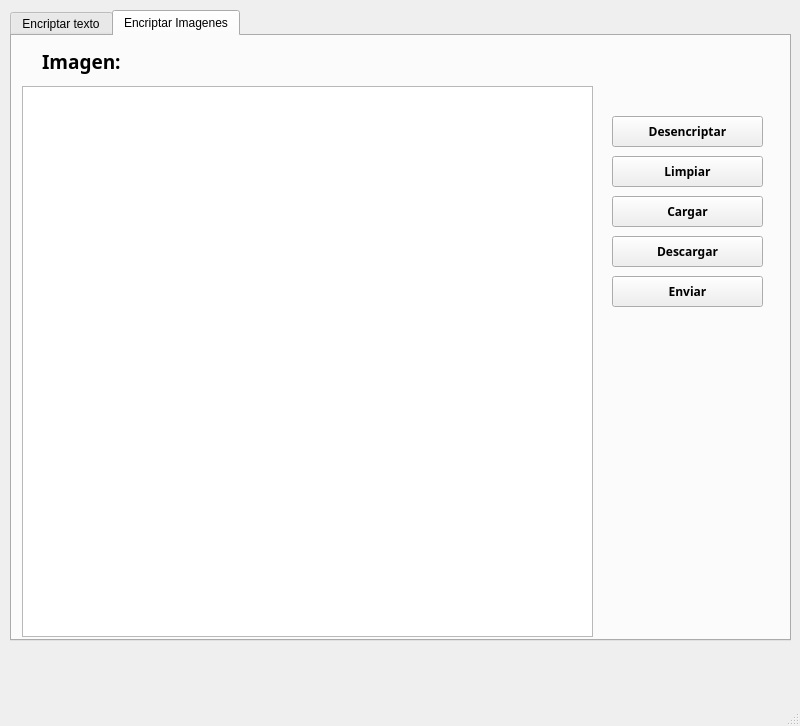
Nefta11/Curso_Python, file Practicas Python con RICHIE/App/FormEncriptar.ui: the form before one commit.
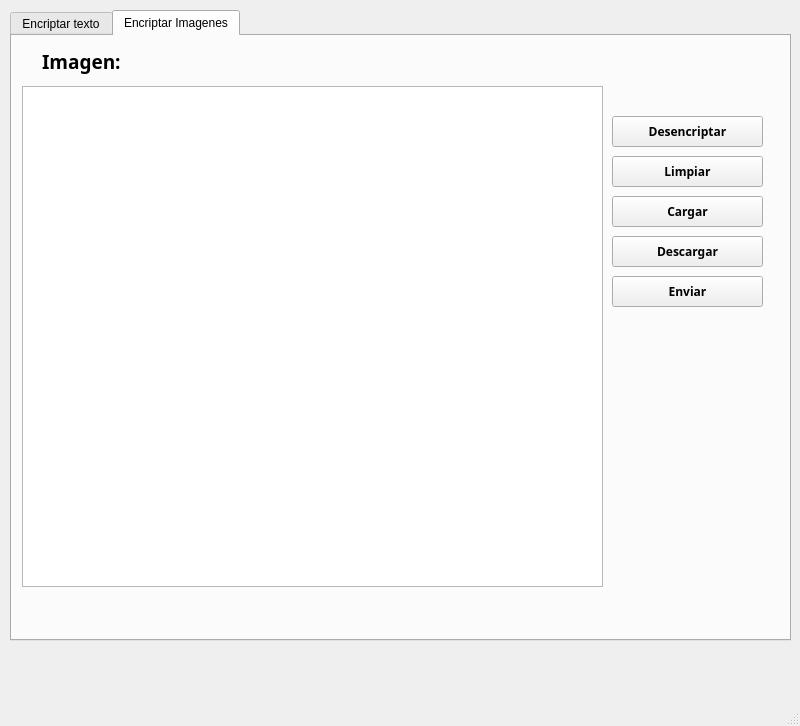
The form after the commit. The open tabs and pages were chosen to show the change. Icons and pictures are not drawn.

Commit message: Actualizar la interfaz de usuario en FormEncriptar: ajustar dimensiones de etiquetas, eliminar QTextEdit y agregar QPlainTextEdit en ambas pestañas.

```diff
--- a/Practicas Python con RICHIE/App/FormEncriptar.ui
+++ b/Practicas Python con RICHIE/App/FormEncriptar.ui
@@ -232,7 +232,7 @@
        <rect>
         <x>30</x>
         <y>10</y>
-        <width>91</width>
+        <width>111</width>
         <height>31</height>
        </rect>
       </property>
@@ -248,16 +248,6 @@
        <string>Imagen:</string>
       </property>
      </widget>
-     <widget class="QTextEdit" name="textEdit_2">
-      <property name="geometry">
-       <rect>
-        <x>10</x>
-        <y>50</y>
-        <width>571</width>
-        <height>551</height>
-       </rect>
-      </property>
-     </widget>
      <widget class="QPushButton" name="Encriptar_8">
       <property name="geometry">
        <rect>
@@ -383,6 +373,16 @@
         <normaloff>images/enviar.png</normaloff>images/enviar.png</iconset>
       </property>
      </widget>
+     <widget class="QPlainTextEdit" name="plainTextEdit_2">
+      <property name="geometry">
+       <rect>
+        <x>10</x>
+        <y>50</y>
+        <width>581</width>
+        <height>501</height>
+       </rect>
+      </property>
+     </widget>
     </widget>
    </widget>
   </widget>
```
Left out of the diff: 24 changed lines with no effect on the pictures. The commit also changes 1 other file.
